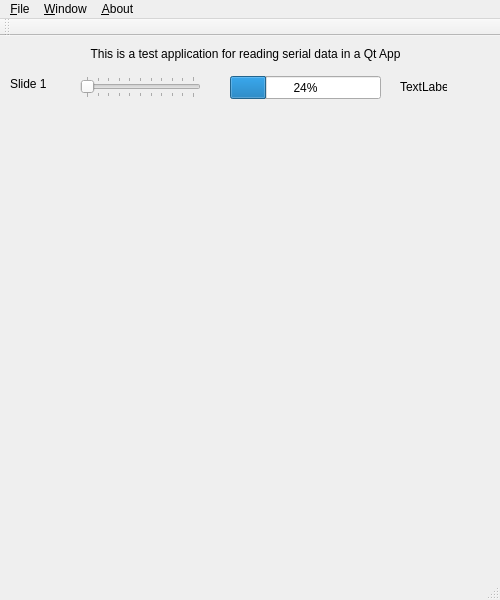
Qt form mainwindow.ui (michaelsikora/NetSol) before a commit.
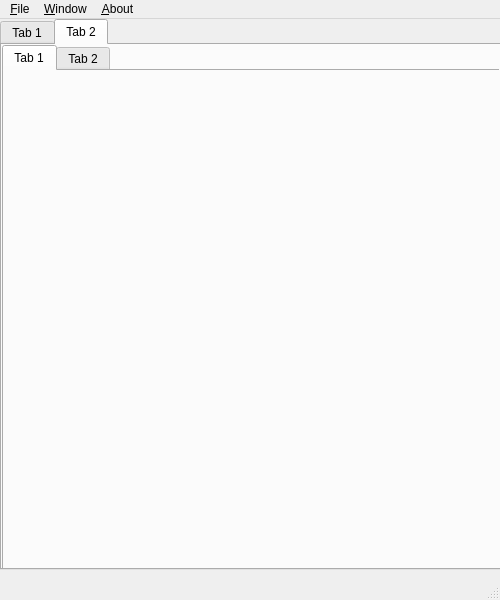
The same form after that commit. The open tabs and pages were chosen to show the change.

What changed in the file:
```diff
--- a/mainwindow.ui
+++ b/mainwindow.ui
@@ -26,93 +26,59 @@
    <string>MainWindow</string>
   </property>
   <widget class="QWidget" name="centralWidget">
-   <widget class="QLabel" name="label">
+   <widget class="QTabWidget" name="topTabs">
     <property name="geometry">
      <rect>
-      <x>10</x>
-      <y>10</y>
-      <width>471</width>
-      <height>16</height>
+      <x>0</x>
+      <y>0</y>
+      <width>501</width>
+      <height>551</height>
      </rect>
     </property>
-    <property name="text">
-     <string>This is a test application for reading serial data in a Qt App</string>
+    <property name="currentIndex">
+     <number>0</number>
     </property>
-    <property name="alignment">
-     <set>Qt::AlignCenter</set>
-    </property>
-   </widget>
-   <widget class="QSlider" name="horizontalSlider">
-    <property name="geometry">
-     <rect>
-      <x>80</x>
-      <y>40</y>
-      <width>121</width>
-      <height>22</height>
-     </rect>
-    </property>
-    <property name="maximum">
-     <number>100</number>
-    </property>
-    <property name="singleStep">
-     <number>1</number>
-    </property>
-    <property name="orientation">
-     <enum>Qt::Horizontal</enum>
-    </property>
-    <property name="tickPosition">
-     <enum>QSlider::TicksBothSides</enum>
-    </property>
-   </widget>
-   <widget class="QLabel" name="label_2">
-    <property name="geometry">
-     <rect>
-      <x>10</x>
-      <y>40</y>
-      <width>47</width>
-      <height>16</height>
-     </rect>
-    </property>
-    <property name="text">
-     <string>Slide 1</string>
-    </property>
-   </widget>
-   <widget class="QLabel" name="volumeLabel">
-    <property name="geometry">
-     <rect>
-      <x>400</x>
-      <y>40</y>
-      <width>47</width>
-      <height>21</height>
-     </rect>
-    </property>
-    <property name="text">
-     <string>TextLabel</string>
-    </property>
-   </widget>
-   <widget class="QWidget" name="verticalLayoutWidget">
-    <property name="geometry">
-     <rect>
-      <x>10</x>
-      <y>140</y>
-      <width>481</width>
-      <height>401</height>
-     </rect>
-    </property>
-    <layout class="QVBoxLayout" name="verticalLayout"/>
-   </widget>
-   <widget class="QProgressBar" name="progressExample">
-    <property name="geometry">
-     <rect>
-      <x>230</x>
-      <y>40</y>
-      <width>151</width>
-      <height>23</height>
-     </rect>
-    </property>
-    <property name="value">
-     <number>24</number>
-    </property>
+    <widget class="QWidget" name="ConsoleView">
+     <attribute name="title">
+      <string>Tab 1</string>
+     </attribute>
+     <widget class="QWidget" name="verticalLayoutWidget">
+      <property name="geometry">
+       <rect>
+        <x>10</x>
+        <y>10</y>
+        <width>471</width>
+        <height>501</height>
+       </rect>
+      </property>
+      <layout class="QVBoxLayout" name="verticalLayout"/>
+     </widget>
+    </widget>
+    <widget class="QWidget" name="LabelsView">
+     <attribute name="title">
+      <string>Tab 2</string>
+     </attribute>
+     <widget class="QTabWidget" name="tabWidget">
+      <property name="geometry">
+       <rect>
+        <x>0</x>
+        <y>0</y>
+        <width>501</width>
+        <height>531</height>
+       </rect>
+      </property>
+      <widget class="QWidget" name="tab_3">
+       <attribute name="title">
+        <string>Tab 1</string>
+       </attribute>
+      </widget>
+      <widget class="QWidget" name="tab_4">
+       <attribute name="title">
+        <string>Tab 2</string>
+       </attribute>
+      </widget>
+     </widget>
+    </widget>
    </widget>
   </widget>
   <widget class="QMenuBar" name="menuBar">
@@ -143,14 +109,6 @@
    <addaction name="menuWindow"/>
    <addaction name="menuAbout"/>
   </widget>
-  <widget class="QToolBar" name="mainToolBar">
-   <attribute name="toolBarArea">
-    <enum>TopToolBarArea</enum>
-   </attribute>
-   <attribute name="toolBarBreak">
-    <bool>false</bool>
-   </attribute>
-  </widget>
   <widget class="QStatusBar" name="statusBar"/>
   <action name="action_Exit">
    <property name="text">
```
